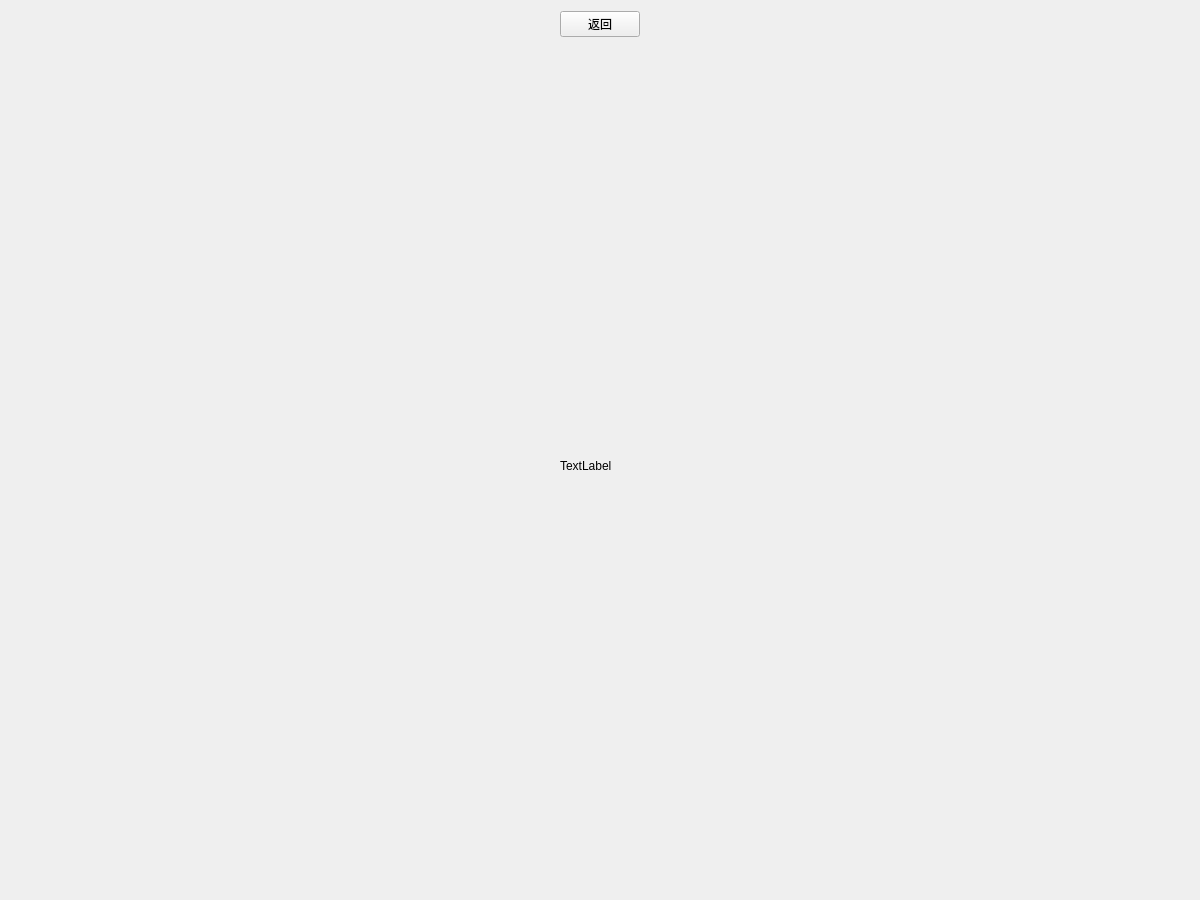
First picture: the form in MapWindow.ui, repository LightningFootball/BeijingSubwayInfoSystemApplication_Qt, before the edit.
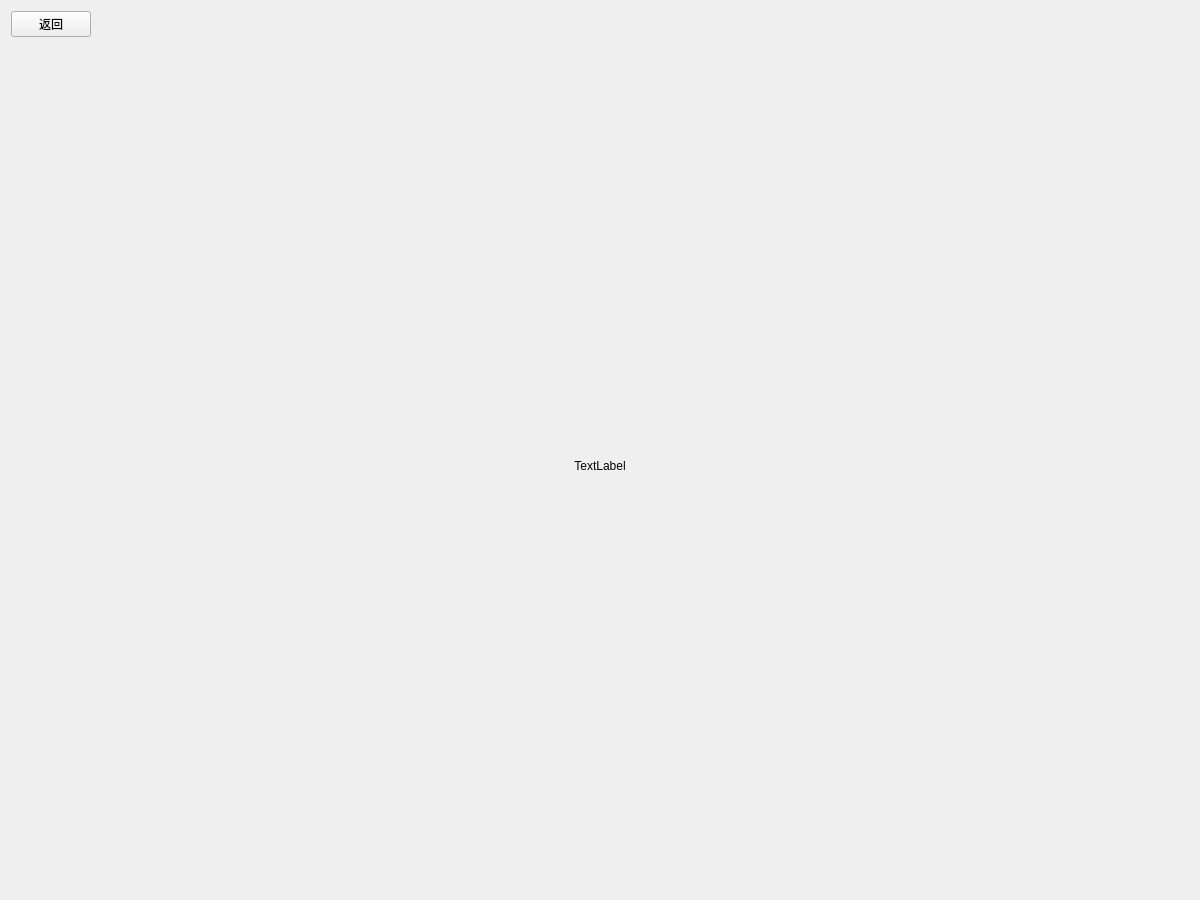
Second picture: the form after the edit. Icons and pictures are not drawn.

```diff
--- a/MapWindow.ui
+++ b/MapWindow.ui
@@ -10,14 +10,32 @@
     <height>900</height>
    </rect>
   </property>
+  <property name="sizePolicy">
+   <sizepolicy hsizetype="Preferred" vsizetype="Preferred">
+    <horstretch>0</horstretch>
+    <verstretch>0</verstretch>
+   </sizepolicy>
+  </property>
   <property name="minimumSize">
    <size>
-    <width>1200</width>
-    <height>900</height>
+    <width>400</width>
+    <height>300</height>
    </size>
   </property>
   <property name="maximumSize">
    <size>
+    <width>1333</width>
+    <height>1000</height>
+   </size>
+  </property>
+  <property name="sizeIncrement">
+   <size>
+    <width>1</width>
+    <height>1</height>
+   </size>
+  </property>
+  <property name="baseSize">
+   <size>
     <width>1200</width>
     <height>900</height>
    </size>
@@ -33,7 +51,7 @@
    <item row="1" column="0">
     <widget class="QLabel" name="Picture">
      <property name="sizePolicy">
-      <sizepolicy hsizetype="Preferred" vsizetype="Preferred">
+      <sizepolicy hsizetype="Expanding" vsizetype="Expanding">
        <horstretch>0</horstretch>
        <verstretch>0</verstretch>
       </sizepolicy>
@@ -41,6 +59,9 @@
      <property name="text">
       <string>TextLabel</string>
      </property>
+     <property name="alignment">
+      <set>Qt::AlignCenter</set>
+     </property>
     </widget>
    </item>
    <item row="0" column="0">
```
